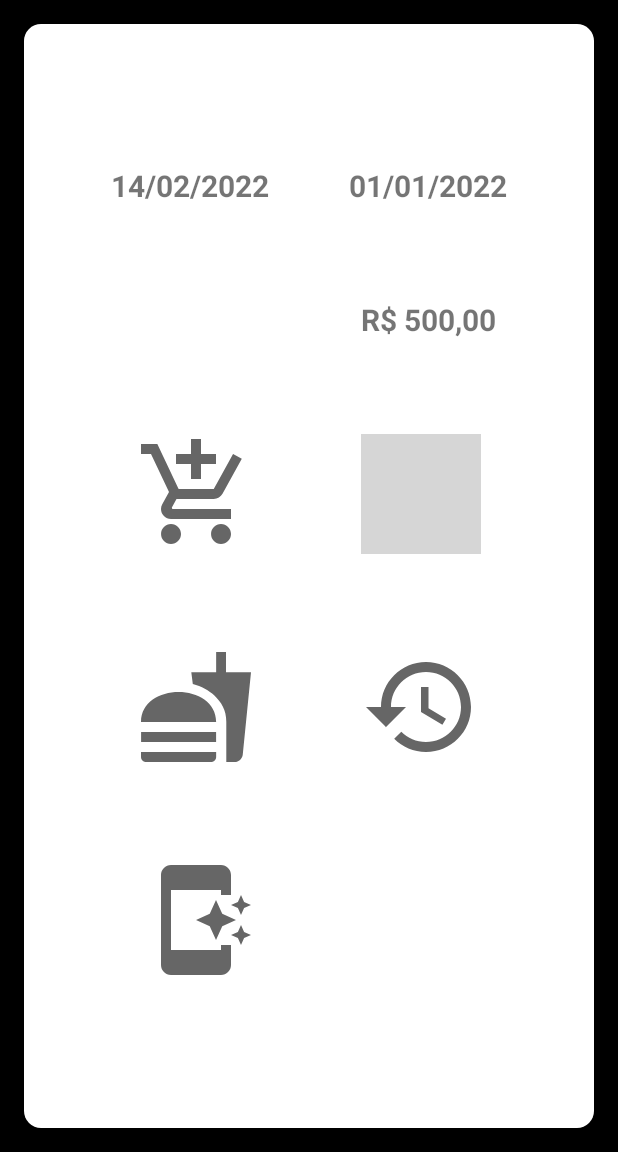
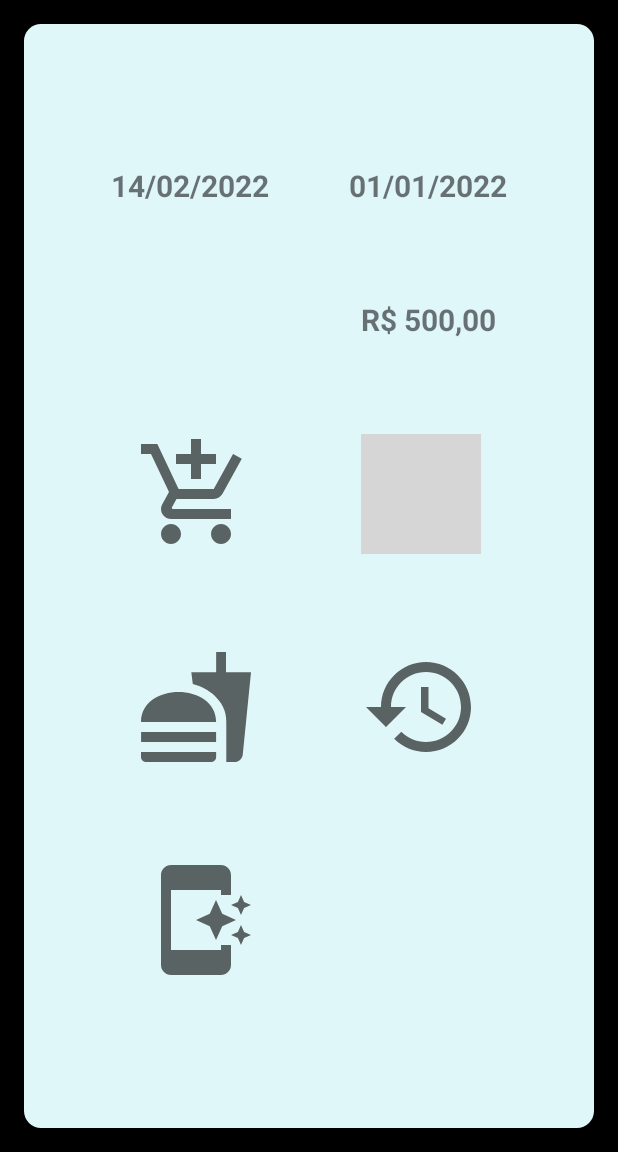
Before and after one commit to fsampson30/ShopList, an Android app: the screen it shows after launch (MainActivity), on a phone screen of 412 x 824 dp, the part 84-1236 px from its top. Run offline under Robolectric (Android 15) with nearby library versions, the light colour scheme and no system bars; grey boxes are pictures that could not be loaded.

Commit message:
UI adjustments.

```diff
--- a/app/src/main/res/drawable/shape_white.xml
+++ b/app/src/main/res/drawable/shape_white.xml
@@ -3,7 +3,7 @@
     android:shape="rectangle">
 
     <solid
-        android:color="@color/white" />
+        android:color="#E0F7FA" />
 
     <padding
         android:left="5dp"
--- a/app/src/main/res/layout/activity_main.xml
+++ b/app/src/main/res/layout/activity_main.xml
@@ -1,14 +1,14 @@
 <?xml version="1.0" encoding="utf-8"?>
 <LinearLayout xmlns:android="http://schemas.android.com/apk/res/android"
+    xmlns:app="http://schemas.android.com/apk/res-auto"
+    xmlns:tools="http://schemas.android.com/tools"
     android:layout_width="match_parent"
     android:layout_height="match_parent"
     android:background="@color/black"
     android:orientation="horizontal"
     android:padding="16dp">
 
-    <androidx.constraintlayout.widget.ConstraintLayout xmlns:android="http://schemas.android.com/apk/res/android"
-        xmlns:app="http://schemas.android.com/apk/res-auto"
-        xmlns:tools="http://schemas.android.com/tools"
+    <androidx.constraintlayout.widget.ConstraintLayout
         android:layout_width="match_parent"
         android:layout_height="match_parent"
         android:background="@drawable/shape_white"
@@ -94,8 +94,8 @@
             android:id="@+id/imgViewMainActivityMarkets"
             android:layout_width="80dp"
             android:layout_height="80dp"
+            android:layout_marginBottom="32dp"
             android:src="@drawable/ic_markets"
-            android:layout_marginBottom="32dp"
             app:layout_constraintBottom_toBottomOf="parent"
             app:layout_constraintEnd_toStartOf="@+id/txtMainActivityLastShopValue"
             app:layout_constraintStart_toStartOf="parent"
```
Also changed, not shown: app/src/main/res/drawable/shape_image_view.xml (added, +12 -0 lines).
